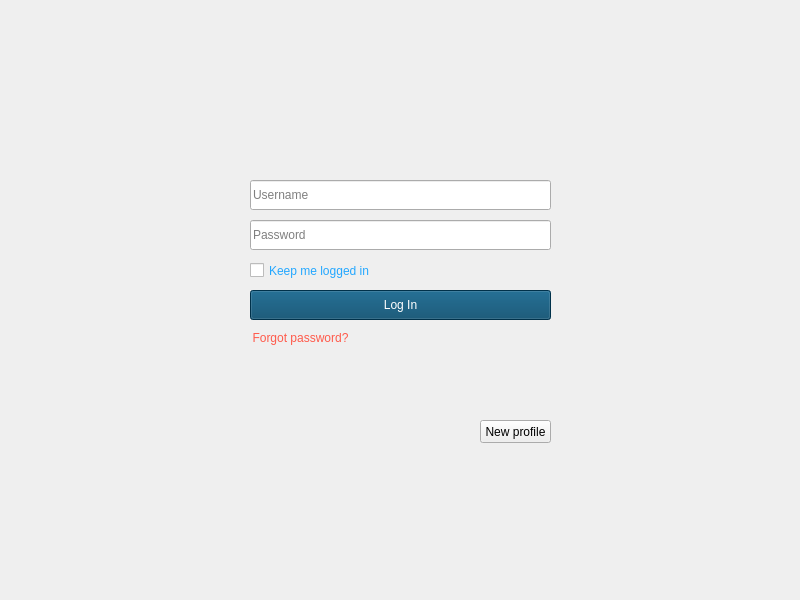
Qt form LeonCam/LogIn.ui (kazimierczak-robert/LeonCam) before a commit.
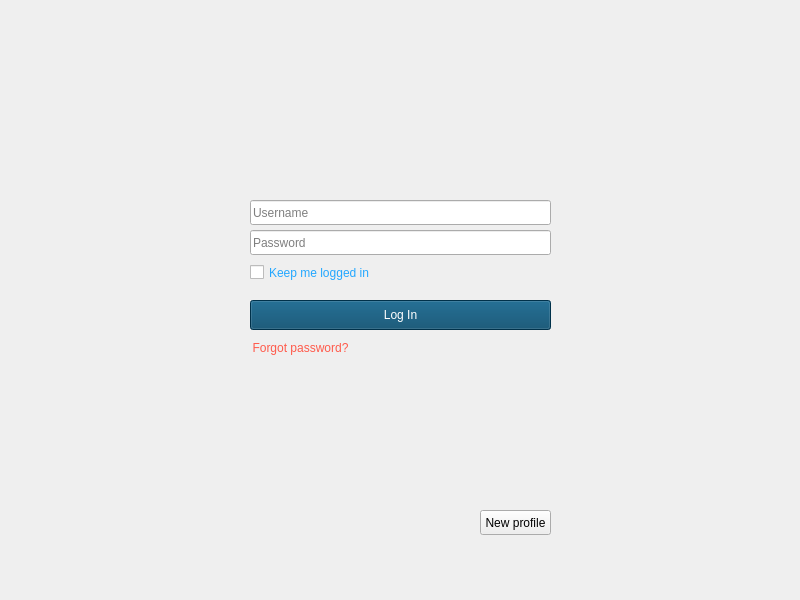
The same form after that commit. Icons and pictures are not drawn.

```diff
--- a/LeonCam/LogIn.ui
+++ b/LeonCam/LogIn.ui
@@ -61,9 +61,9 @@
     <property name="geometry">
      <rect>
       <x>480</x>
-      <y>420</y>
+      <y>510</y>
       <width>71</width>
-      <height>23</height>
+      <height>25</height>
      </rect>
     </property>
     <property name="styleSheet">
@@ -89,9 +89,9 @@
     <property name="geometry">
      <rect>
       <x>250</x>
-      <y>180</y>
+      <y>200</y>
       <width>301</width>
-      <height>30</height>
+      <height>25</height>
      </rect>
     </property>
     <property name="styleSheet">
@@ -105,9 +105,9 @@
     <property name="geometry">
      <rect>
       <x>250</x>
-      <y>220</y>
+      <y>230</y>
       <width>301</width>
-      <height>30</height>
+      <height>25</height>
      </rect>
     </property>
     <property name="echoMode">
@@ -123,7 +123,7 @@
       <x>250</x>
       <y>260</y>
       <width>261</width>
-      <height>21</height>
+      <height>25</height>
      </rect>
     </property>
     <property name="styleSheet">
@@ -142,7 +142,7 @@
     <property name="geometry">
      <rect>
       <x>250</x>
-      <y>290</y>
+      <y>300</y>
       <width>301</width>
       <height>30</height>
      </rect>
@@ -167,7 +167,7 @@
     <property name="geometry">
      <rect>
       <x>250</x>
-      <y>330</y>
+      <y>340</y>
       <width>101</width>
       <height>16</height>
      </rect>
```
